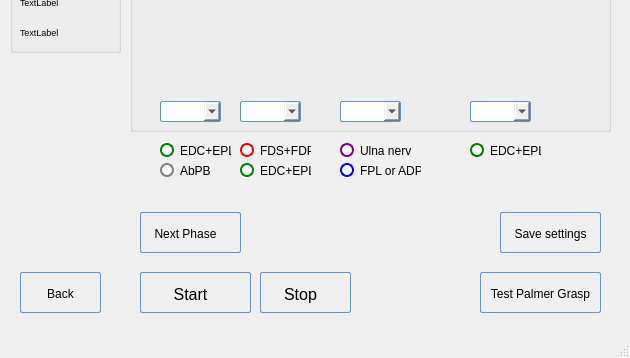
Old version of the form POML060_v1/programpalmergrasp.ui in the repository viniltc/POML060; both pictures show x 0 to 630 and y 218 to 576 of the 630 by 576 pixel window.
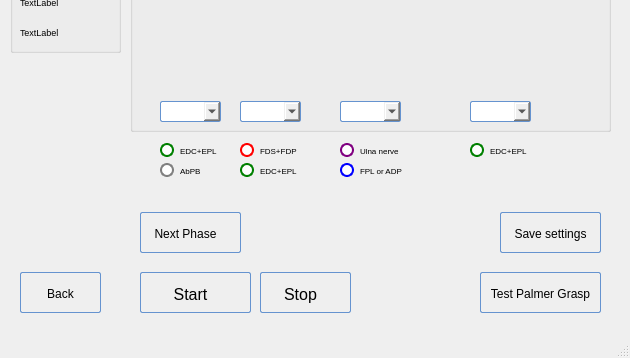
New version of the form. Icons and pictures are not drawn.

Diff of the .ui file:
```diff
--- a/POML060_v1/programpalmergrasp.ui
+++ b/POML060_v1/programpalmergrasp.ui
@@ -118,6 +118,11 @@
       <height>17</height>
      </rect>
     </property>
+    <property name="font">
+     <font>
+      <pointsize>6</pointsize>
+     </font>
+    </property>
     <property name="styleSheet">
      <string notr="true">QRadioButton {
 color: black;
@@ -160,6 +165,11 @@
       <height>17</height>
      </rect>
     </property>
+    <property name="font">
+     <font>
+      <pointsize>6</pointsize>
+     </font>
+    </property>
     <property name="styleSheet">
      <string notr="true">QRadioButton {
 
@@ -203,6 +213,11 @@
       <height>17</height>
      </rect>
     </property>
+    <property name="font">
+     <font>
+      <pointsize>6</pointsize>
+     </font>
+    </property>
     <property name="styleSheet">
      <string notr="true">QRadioButton {
 color: black;
@@ -245,6 +260,11 @@
       <height>17</height>
      </rect>
     </property>
+    <property name="font">
+     <font>
+      <pointsize>6</pointsize>
+     </font>
+    </property>
     <property name="styleSheet">
      <string notr="true">QRadioButton {
 color: black;
@@ -287,6 +307,11 @@
       <height>17</height>
      </rect>
     </property>
+    <property name="font">
+     <font>
+      <pointsize>6</pointsize>
+     </font>
+    </property>
     <property name="styleSheet">
      <string notr="true">QRadioButton {
 
@@ -829,6 +854,11 @@
       <height>17</height>
      </rect>
     </property>
+    <property name="font">
+     <font>
+      <pointsize>6</pointsize>
+     </font>
+    </property>
     <property name="styleSheet">
      <string notr="true">QRadioButton {
 
@@ -1005,6 +1035,11 @@
       <height>17</height>
      </rect>
     </property>
+    <property name="font">
+     <font>
+      <pointsize>6</pointsize>
+     </font>
+    </property>
     <property name="styleSheet">
      <string notr="true">QRadioButton {
 color: black;
```
Left out of the diff: 30 changed lines with no effect on the pictures.
